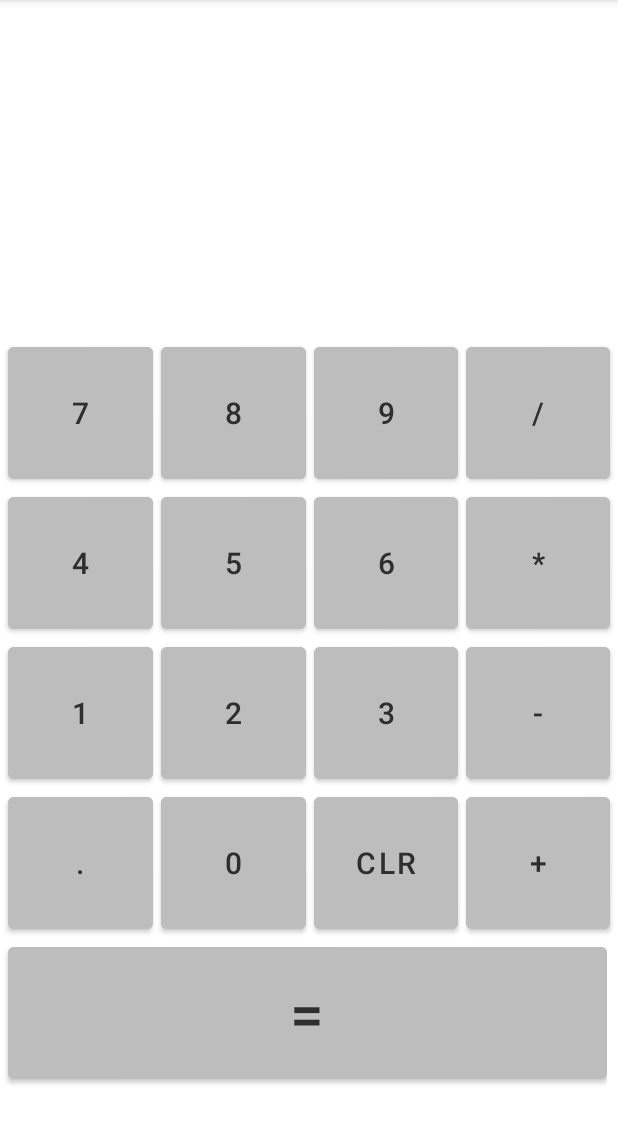
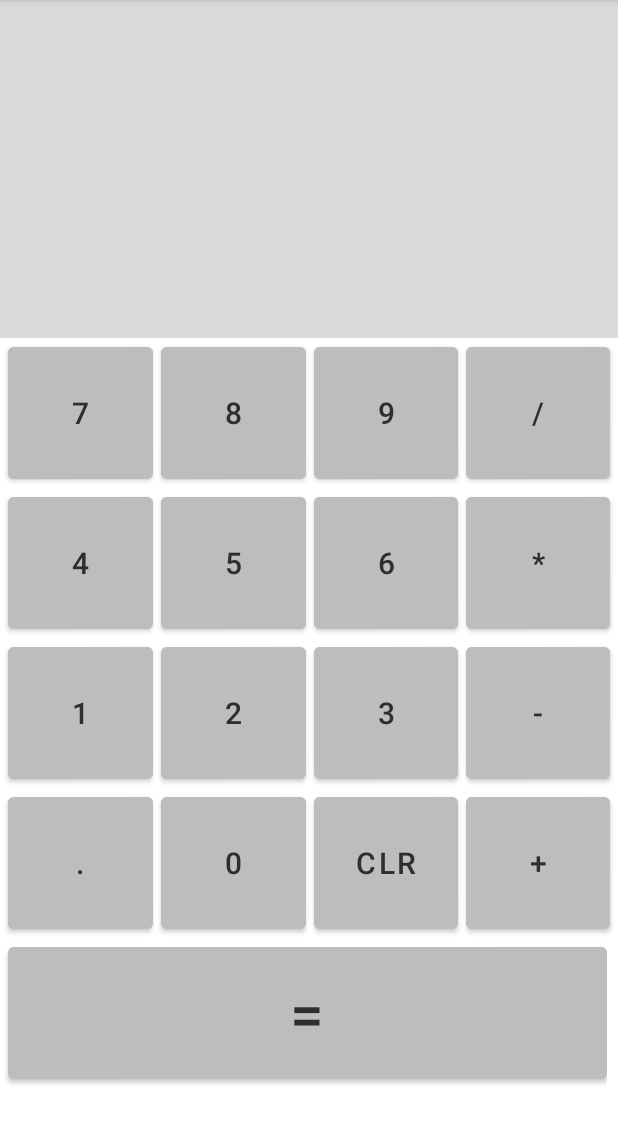
Before and after one commit to Sundaram-sharma/Calculator, an Android app: the screen it shows after launch (MainActivity), on a phone screen of 412 x 824 dp, the part 84-1228 px from its top. Run offline under Robolectric (Android 15) with nearby library versions, the phone set to English and light mode, and no system bars.

Commit message:
updated UI 2

```diff
--- a/app/build.gradle
+++ b/app/build.gradle
@@ -1,6 +1,7 @@
 plugins {
     id 'com.android.application'
     id 'org.jetbrains.kotlin.android'
+    id 'kotlin-android-extensions'
 }
 
 android {
--- a/app/src/main/java/com/example/calculator/MainActivity.kt
+++ b/app/src/main/java/com/example/calculator/MainActivity.kt
@@ -2,10 +2,18 @@ package com.example.calculator
 
 import androidx.appcompat.app.AppCompatActivity
 import android.os.Bundle
+import android.view.View
+import kotlinx.android.synthetic.main.activity_main.*
 
 class MainActivity : AppCompatActivity() {
     override fun onCreate(savedInstanceState: Bundle?) {
         super.onCreate(savedInstanceState)
         setContentView(R.layout.activity_main)
+
     }
+
+    fun onDigit(view: View){
+        tvInput.append("1")
+    }
+
 }
--- a/app/src/main/res/layout/activity_main.xml
+++ b/app/src/main/res/layout/activity_main.xml
@@ -11,7 +11,16 @@
         android:layout_width="match_parent"
         android:layout_height="450dp"
         android:layout_weight="1"
-        android:orientation="vertical"></LinearLayout>
+        android:orientation="vertical">
+
+
+        <TextView
+            android:id="@+id/tvDisplay"
+            android:layout_width="match_parent"
+            android:layout_height="225dp"
+            android:background="@color/displayGrayCustom"
+            android:text="" />
+    </LinearLayout>
 
     <LinearLayout
         android:layout_width="match_parent"
@@ -33,7 +42,8 @@
                 android:textSize="20dp"
                 android:backgroundTint="@color/grayCustom"
                 android:textColor="@color/textGrayCustom"
-                android:text="@string/numberSeven" />
+                android:text="@string/numberSeven"
+                android:onClick="onDigit"/>
             <Button
                 android:id="@+id/btn8"
                 android:layout_width="100dp"
--- a/app/src/main/res/values/colors.xml
+++ b/app/src/main/res/values/colors.xml
@@ -9,4 +9,5 @@
     <color name="white">#FFFFFFFF</color>
     <color name="grayCustom">#bdbdbd</color>
     <color name="textGrayCustom">#2e2e2e</color>
+    <color name="displayGrayCustom">#dbdbdb</color>
 </resources>
```
